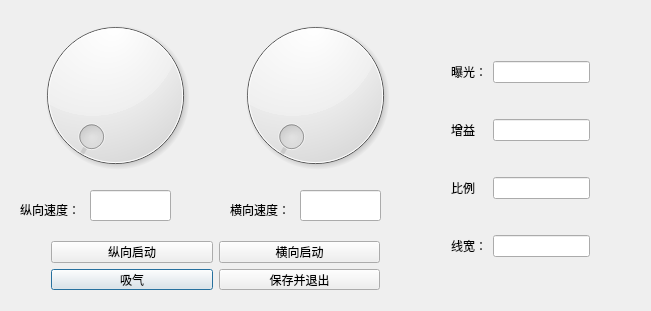
gzj1997/LineCamera, file LineCamera/Cconsole.ui: the form before one commit.
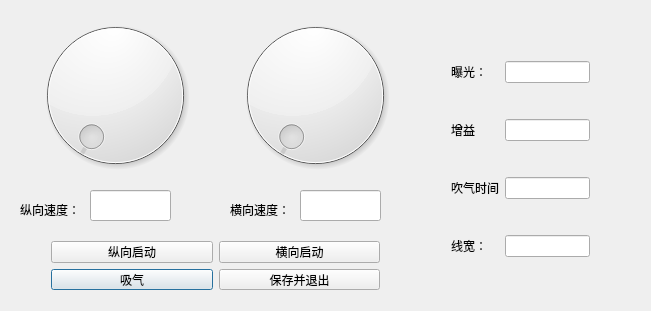
The form after the commit.

```diff
--- a/LineCamera/Cconsole.ui
+++ b/LineCamera/Cconsole.ui
@@ -76,7 +76,7 @@
     <item row="2" column="0">
      <widget class="QLabel" name="label_4">
       <property name="text">
-       <string>比例</string>
+       <string>吹气时间</string>
       </property>
      </widget>
     </item>
```
Left out of the diff: 14 changed lines with no effect on the pictures.
